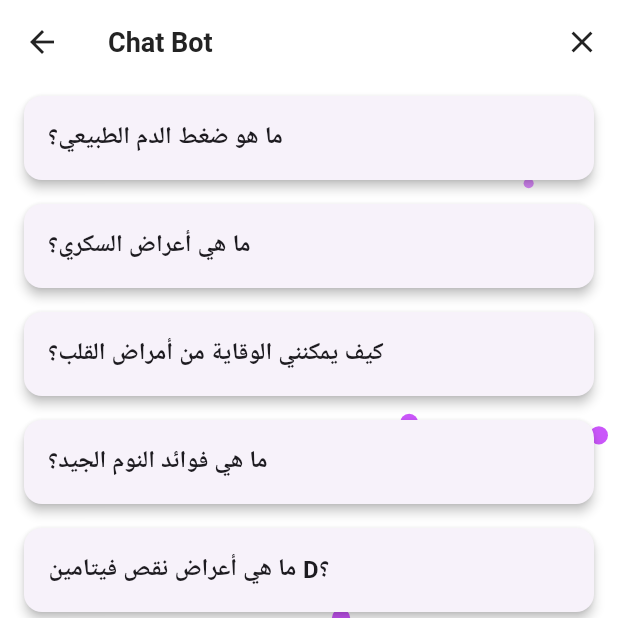
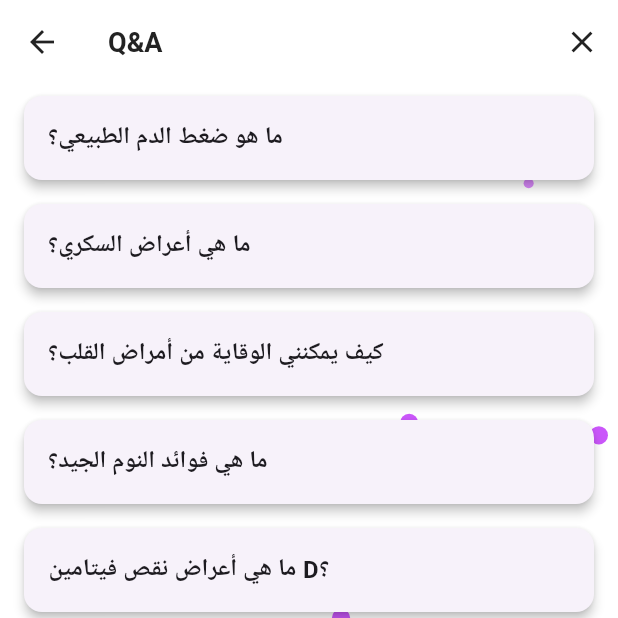
Before and after one commit to MustafaKammel/last2-95-Finishing-, a Flutter app: the ChatBotScreen screen opened directly, on a phone screen of 412 x 824 dp, the top half of it. Run offline on Flutter 3.47's test engine with Material 3 defaults, Android fonts, the phone set to English and light mode, and no system bars; our stand-ins replace bloc, cached_network_image, carousel_slider, cloud_firestore, connectivity, dio and 25 more; missing offline and left inert: booking_calendar, easy_pdf_viewer, favorite_button, flutter_stripe; accounts and stored records are empty; Roboto replaces fonts that are missing (Poppins).

Commit message:
-- ProtoType Chat Bot

```diff
--- a/lib/features/App/screens/Home/home_page.dart
+++ b/lib/features/App/screens/Home/home_page.dart
@@ -219,7 +219,7 @@ class _ChatBotScreenState extends State<ChatBotScreen> {
   Widget build(BuildContext context) {
     return Scaffold(
       appBar: AppBar(
-        title: Text('Chat Bot'),
+        title: Text('Q&A'),
         actions: [
           IconButton(
             onPressed: () {
```
